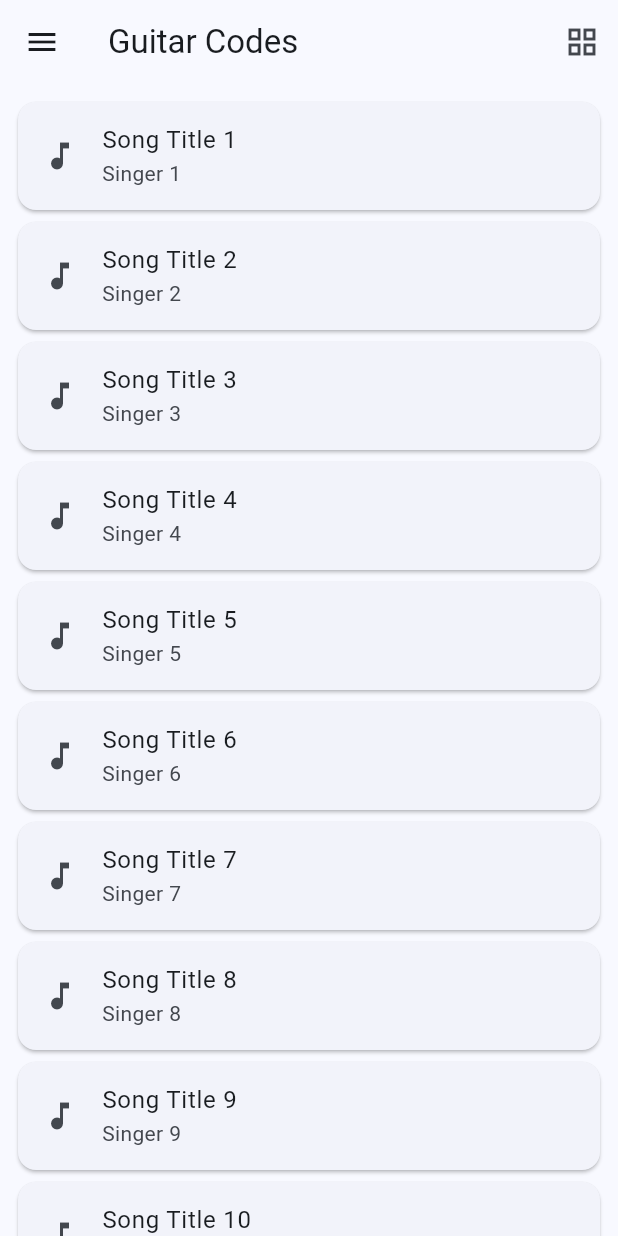
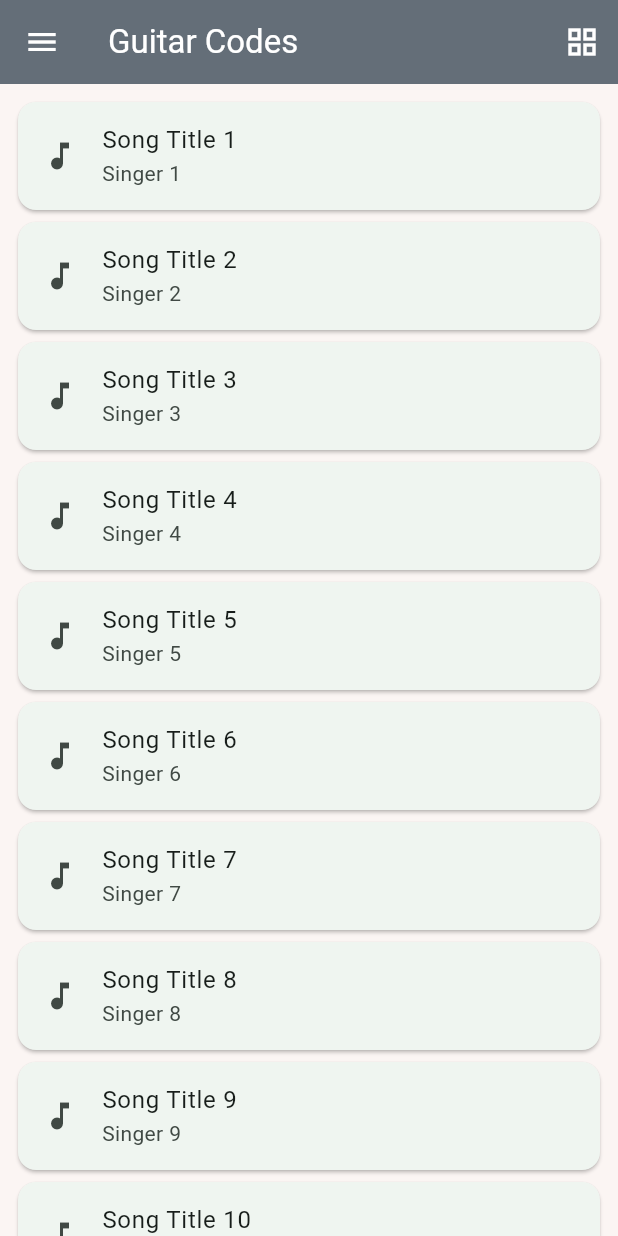
Before and after one commit to SandunC000/chords_app, a Flutter app: the screen it shows after launch, after a tap on the "list" icon, on a phone screen of 412 x 824 dp. Run offline on Flutter 3.47's test engine with Material 3 defaults, Android fonts, the phone set to English and light mode, and no system bars.

Commit message:
dark theme

```diff
--- a/lib/main.dart
+++ b/lib/main.dart
@@ -13,11 +13,48 @@
     return MaterialApp(
       title: 'Guitar Codes',
       debugShowCheckedModeBanner: false,
-      theme: ThemeData(
-        colorScheme: ColorScheme.fromSeed(seedColor: Colors.blue),
-        useMaterial3: true,
-      ),
+      theme: lightThemeData(),
+      darkTheme: darkThemeData(),
+      themeMode: ThemeMode.system,
       home: const SplashScreen(),
     );
   }
+
+  ThemeData lightThemeData() {
+    return ThemeData(
+      scaffoldBackgroundColor: const Color(0xFFFBF5F3),
+      colorScheme: ColorScheme.fromSeed(
+        seedColor: const Color(0xFF43C59E),
+        brightness: Brightness.light,
+      ),
+      appBarTheme: const AppBarTheme(
+        backgroundColor: Color(0xFF646E78),
+        foregroundColor: Colors.white,
+      ),
+      textTheme: const TextTheme(
+        bodyLarge: TextStyle(color: Color(0xFF0F0E0E)),
+        bodyMedium: TextStyle(color: Color(0xFF646E78)),
+      ),
+      useMaterial3: true,
+    );
+  }
+
+  ThemeData darkThemeData() {
+    return ThemeData(
+      scaffoldBackgroundColor: const Color(0xFF0F0E0E),
+      colorScheme: ColorScheme.fromSeed(
+        seedColor: const Color(0xFF43C59E),
+        brightness: Brightness.dark,
+      ),
+      appBarTheme: const AppBarTheme(
+        backgroundColor: Color(0xFF646E78),
+        foregroundColor: Colors.white,
+      ),
+      textTheme: const TextTheme(
+        bodyLarge: TextStyle(color: Color(0xFFFBF5F3)), // text becomes light
+        bodyMedium: TextStyle(color: Color(0xFFCCCCCC)),
+      ),
+      useMaterial3: true,
+    );
+  }
 }
```
